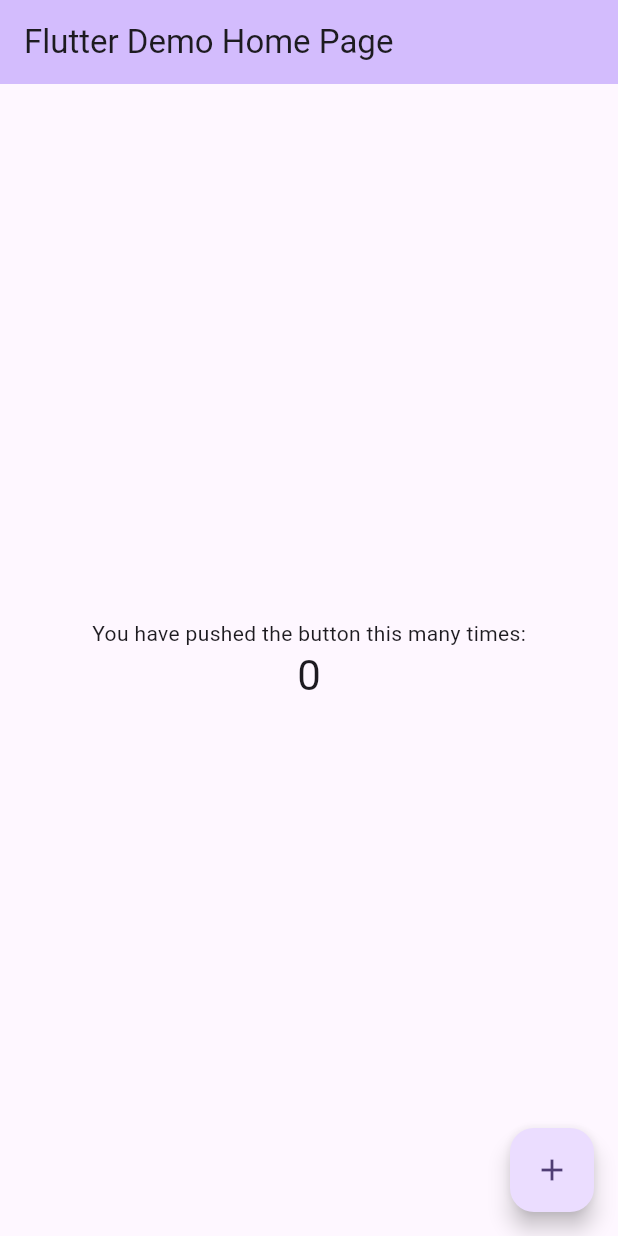
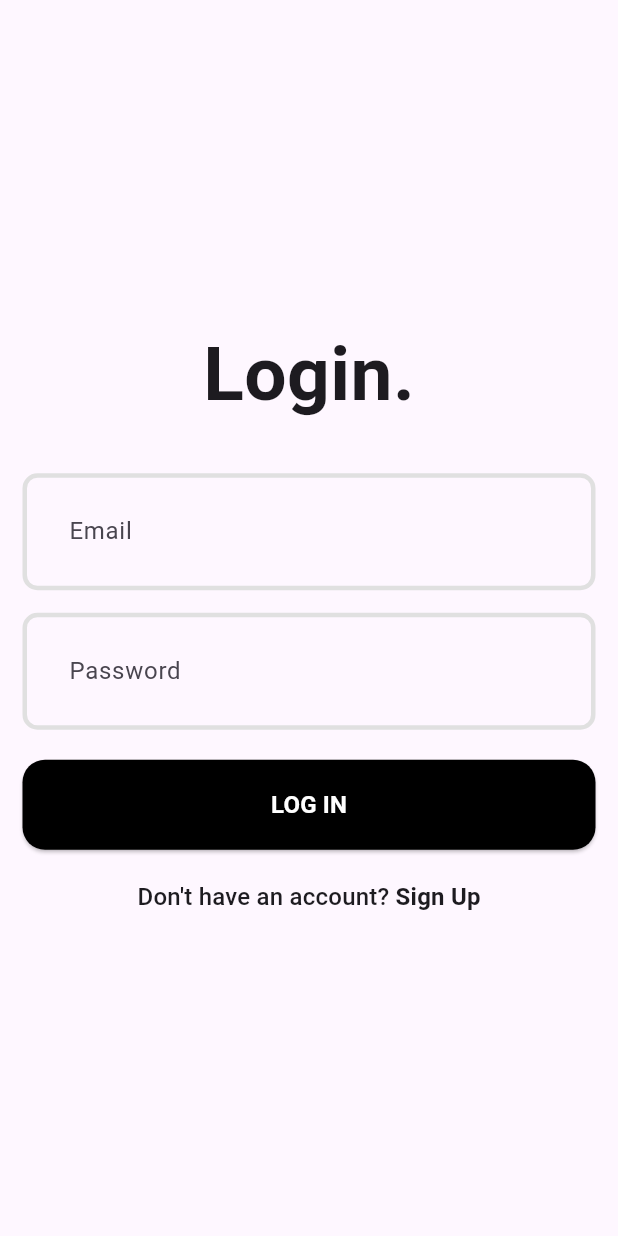
Before and after one commit to zg0ul/task_app, a Flutter app: the screen it shows after launch, on a phone screen of 412 x 824 dp. Run offline on Flutter 3.47's test engine with Material 3 defaults, Android fonts, the phone set to English and light mode, and no system bars.

Commit message:
feat: created login and sign up pages

```diff
--- a/frontend/analysis_options.yaml
+++ b/frontend/analysis_options.yaml
@@ -13,5 +13,5 @@ linter:
 # https://dart.dev/tools/linter-rules
 
 formatter:
-  page_width: 120
+  page_width: 80
   trailing_commas: preserve
--- /dev/null
+++ b/frontend/lib/features/auth/pages/login_page.dart
@@ -0,0 +1,118 @@
+import 'package:flutter/material.dart';
+import 'package:frontend/features/auth/pages/signup_page.dart';
+
+class LoginPage extends StatefulWidget {
+  static MaterialPageRoute route() => MaterialPageRoute(
+        builder: (context) => const LoginPage(),
+      );
+  const LoginPage({super.key});
+
+  @override
+  State<LoginPage> createState() => _LoginPageState();
+}
+
+class _LoginPageState extends State<LoginPage> {
+  final emailController = TextEditingController();
+  final passwordController = TextEditingController();
+  final formKey = GlobalKey<FormState>();
+
+  @override
+  void dispose() {
+    emailController.dispose();
+    passwordController.dispose();
+    super.dispose();
+  }
+
+  void loginUser() {
+    if (formKey.currentState!.validate()) {
+      print("logged in user");
+    }
+  }
+
+  @override
+  Widget build(BuildContext context) {
+    return Scaffold(
+      body: Padding(
+        padding: const EdgeInsets.all(15),
+        child: Form(
+          key: formKey,
+          child: Column(
+            mainAxisAlignment: MainAxisAlignment.center,
+            children: [
+              const Text(
+                "Login.",
+                style: TextStyle(fontSize: 50, fontWeight: FontWeight.bold),
+              ),
+              const SizedBox(height: 30),
+              TextFormField(
+                controller: emailController,
+                decoration: const InputDecoration(hintText: "Email"),
+                validator: (value) {
+                  if (value == null || value.trim().isEmpty) {
+                    return "Please enter your email";
+                  } else if (!RegExp(
+                    r'^[a-zA-Z0-9._%+-]+@[a-zA-Z0-9.-]+\.[a-zA-Z]{2,}$',
+                  ).hasMatch(value)) {
+                    return "Please enter a valid email address";
+                  }
+                  return null;
+                },
+              ),
+              const SizedBox(height: 15),
+              TextFormField(
+                controller: passwordController,
+                decoration: const InputDecoration(hintText: "Password"),
+                obscureText: true,
+                validator: (value) {
+                  if (value == null ||
+                      value.trim().isEmpty ||
+                      value.length <= 6) {
+                    return "Please enter a password with at least 6 characters";
+                  }
+                  return null;
+                },
+              ),
+              const SizedBox(height: 20),
+              ElevatedButton(
+                onPressed: loginUser,
+                child: const Text(
+                  "LOG IN",
+                  style: TextStyle(
+                    fontSize: 16,
+                    color: Colors.white,
+                    fontWeight: FontWeight.bold,
+                  ),
+                ),
+              ),
+              const SizedBox(height: 20),
+              GestureDetector(
+                onTap: () {
+                  Navigator.of(context).push(SignupPage.route());
+                },
+                child: RichText(
+                  text: TextSpan(
+                    text: "Don't have an account? ",
+                    style: Theme.of(context).textTheme.titleMedium,
+                    children: const [
+                      TextSpan(
+                        text: "Sign Up",
+                        style: TextStyle(
+                          fontWeight: FontWeight.bold,
+                        ),
+                        // recognizer: TapGestureRecognizer()
+                        //   ..onTap = () {
+                        //     // Navigate to login page
+                        //     Navigator.pushNamed(context, '/login');
+                        //   },
+                      ),
+                    ],
+                  ),
+                ),
+              ),
+            ],
+          ),
+        ),
+      ),
+    );
+  }
+}
--- a/frontend/lib/main.dart
+++ b/frontend/lib/main.dart
@@ -1,4 +1,6 @@
 import 'package:flutter/material.dart';
+import 'package:frontend/features/auth/pages/login_page.dart';
+import 'package:frontend/features/auth/pages/signup_page.dart';
 
 void main() {
   runApp(const MyApp());
@@ -11,112 +13,38 @@ class MyApp extends StatelessWidget {
   @override
   Widget build(BuildContext context) {
     return MaterialApp(
-      title: 'Flutter Demo',
+      title: 'Task App',
       theme: ThemeData(
-        // This is the theme of your application.
-        //
-        // TRY THIS: Try running your application with "flutter run". You'll see
-        // the application has a purple toolbar. Then, without quitting the app,
-        // try changing the seedColor in the colorScheme below to Colors.green
-        // and then invoke "hot reload" (save your changes or press the "hot
-        // reload" button in a Flutter-supported IDE, or press "r" if you used
-        // the command line to start the app).
-        //
-        // Notice that the counter didn't reset back to zero; the application
-        // state is not lost during the reload. To reset the state, use hot
-        // restart instead.
-        //
-        // This works for code too, not just values: Most code changes can be
-        // tested with just a hot reload.
-        colorScheme: ColorScheme.fromSeed(seedColor: Colors.deepPurple),
+        inputDecorationTheme: InputDecorationTheme(
+          contentPadding: const EdgeInsets.all(27),
+          enabledBorder: OutlineInputBorder(
+            borderSide: BorderSide(color: Colors.grey.shade300, width: 3),
+            borderRadius: BorderRadius.circular(10),
+          ),
+          focusedBorder: OutlineInputBorder(
+            borderSide: const BorderSide(width: 3),
+            borderRadius: BorderRadius.circular(10),
+          ),
+          border: OutlineInputBorder(
+            borderSide: const BorderSide(width: 3),
+            borderRadius: BorderRadius.circular(10),
+          ),
+          errorBorder: OutlineInputBorder(
+            borderSide: const BorderSide(color: Colors.red, width: 3),
+            borderRadius: BorderRadius.circular(10),
+          ),
+        ),
+        elevatedButtonTheme: ElevatedButtonThemeData(
+          style: ElevatedButton.styleFrom(
+            backgroundColor: Colors.black,
+            minimumSize: const Size(double.infinity, 60),
+            shape: RoundedRectangleBorder(
+              borderRadius: BorderRadius.circular(15),
+            ),
+          ),
+        ),
       ),
-      home: const MyHomePage(title: 'Flutter Demo Home Page'),
+      home: const LoginPage(),
     );
   }
 }
-
-class MyHomePage extends StatefulWidget {
-  const MyHomePage({super.key, required this.title});
-
-  // This widget is the home page of your application. It is stateful, meaning
-  // that it has a State object (defined below) that contains fields that affect
-  // how it looks.
-
-  // This class is the configuration for the state. It holds the values (in this
-  // case the title) provided by the parent (in this case the App widget) and
-  // used by the build method of the State. Fields in a Widget subclass are
-  // always marked "final".
-
-  final String title;
-
-  @override
-  State<MyHomePage> createState() => _MyHomePageState();
-}
-
-class _MyHomePageState extends State<MyHomePage> {
-  int _counter = 0;
-
-  void _incrementCounter() {
-    setState(() {
-      // This call to setState tells the Flutter framework that something has
-      // changed in this State, which causes it to rerun the build method below
-      // so that the display can reflect the updated values. If we changed
-      // _counter without calling setState(), then the build method would not be
-      // called again, and so nothing would appear to happen.
-      _counter++;
-    });
-  }
-
-  @override
-  Widget build(BuildContext context) {
-    // This method is rerun every time setState is called, for instance as done
-    // by the _incrementCounter method above.
-    //
-    // The Flutter framework has been optimized to make rerunning build methods
-    // fast, so that you can just rebuild anything that needs updating rather
-    // than having to individually change instances of widgets.
-    return Scaffold(
-      appBar: AppBar(
-        // TRY THIS: Try changing the color here to a specific color (to
-        // Colors.amber, perhaps?) and trigger a hot reload to see the AppBar
-        // change color while the other colors stay the same.
-        backgroundColor: Theme.of(context).colorScheme.inversePrimary,
-        // Here we take the value from the MyHomePage object that was created by
-        // the App.build method, and use it to set our appbar title.
-        title: Text(widget.title),
-      ),
-      body: Center(
-        // Center is a layout widget. It takes a single child and positions it
-        // in the middle of the parent.
-        child: Column(
-          // Column is also a layout widget. It takes a list of children and
-          // arranges them vertically. By default, it sizes itself to fit its
-          // children horizontally, and tries to be as tall as its parent.
-          //
-          // Column has various properties to control how it sizes itself and
-          // how it positions its children. Here we use mainAxisAlignment to
-          // center the children vertically; the main axis here is the vertical
-          // axis because Columns are vertical (the cross axis would be
-          // horizontal).
-          //
-          // TRY THIS: Invoke "debug painting" (choose the "Toggle Debug Paint"
-          // action in the IDE, or press "p" in the console), to see the
-          // wireframe for each widget.
-          mainAxisAlignment: MainAxisAlignment.center,
-          children: <Widget>[
-            const Text('You have pushed the button this many times:'),
-            Text(
-              '$_counter',
-              style: Theme.of(context).textTheme.headlineMedium,
-            ),
-          ],
-        ),
-      ),
-      floatingActionButton: FloatingActionButton(
-        onPressed: _incrementCounter,
-        tooltip: 'Increment',
-        child: const Icon(Icons.add),
-      ), // This trailing comma makes auto-formatting nicer for build methods.
-    );
-  }
-}
```
Also changed, not shown: frontend/lib/features/auth/pages/signup_page.dart (added, +131 -0 lines).
